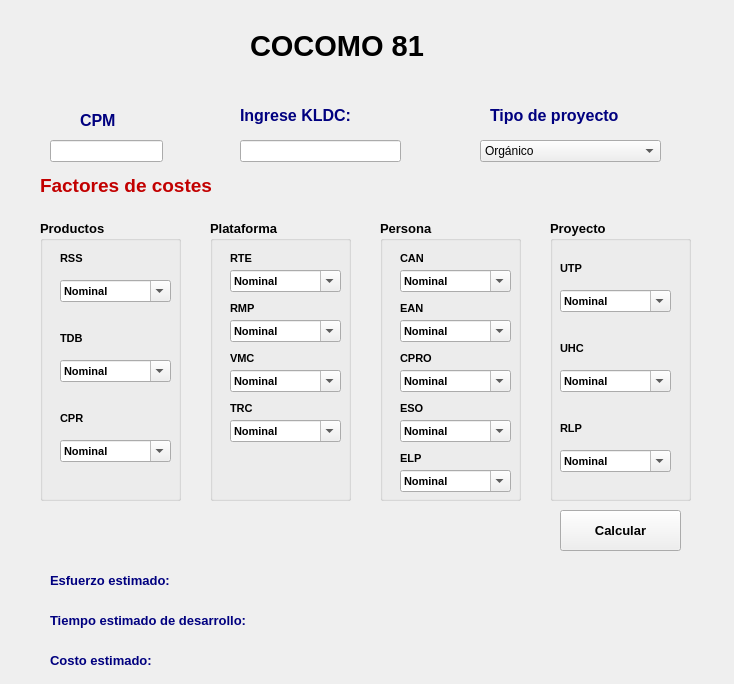
Old version of the form cocomop.ui in the repository Richard022R/proyecto-pyqt5.
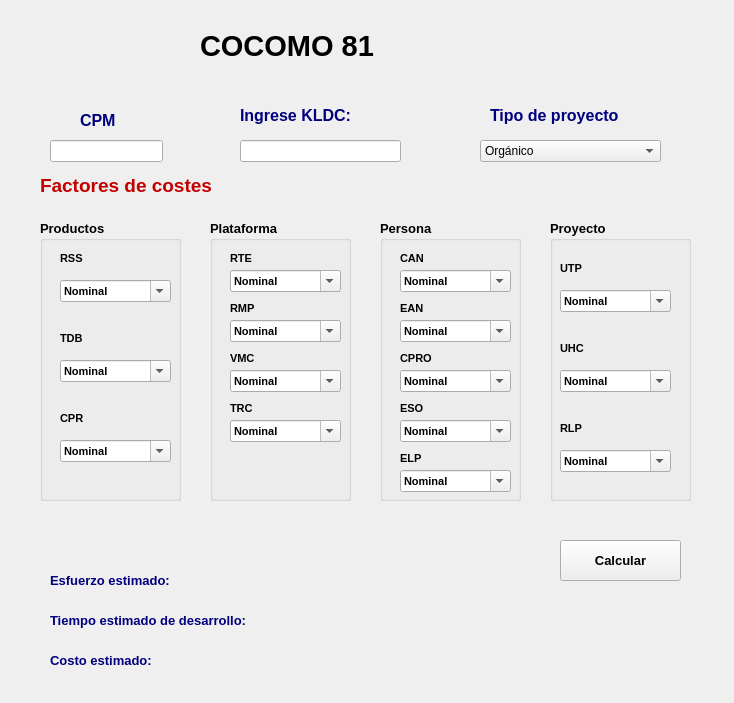
New version of the form. Icons and pictures are not drawn.

The edit to the form file:
```diff
--- a/cocomop.ui
+++ b/cocomop.ui
@@ -7,7 +7,7 @@
     <x>0</x>
     <y>0</y>
     <width>734</width>
-    <height>684</height>
+    <height>703</height>
    </rect>
   </property>
   <property name="focusPolicy">
@@ -19,7 +19,7 @@
   <widget class="QLabel" name="label">
    <property name="geometry">
     <rect>
-     <x>250</x>
+     <x>200</x>
      <y>10</y>
      <width>231</width>
      <height>71</height>
@@ -1388,7 +1388,7 @@
    <property name="geometry">
     <rect>
      <x>560</x>
-     <y>510</y>
+     <y>540</y>
      <width>121</width>
      <height>41</height>
     </rect>
@@ -1462,7 +1462,7 @@
    <property name="geometry">
     <rect>
      <x>590</x>
-     <y>580</y>
+     <y>610</y>
      <width>61</width>
      <height>61</height>
     </rect>
```
